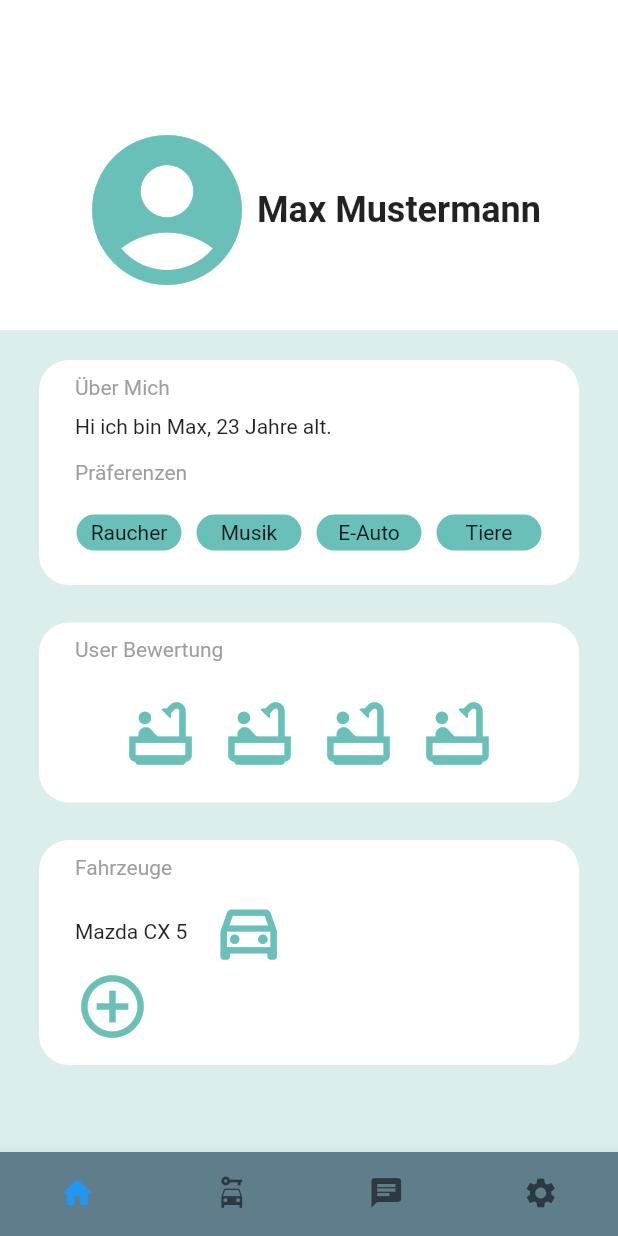
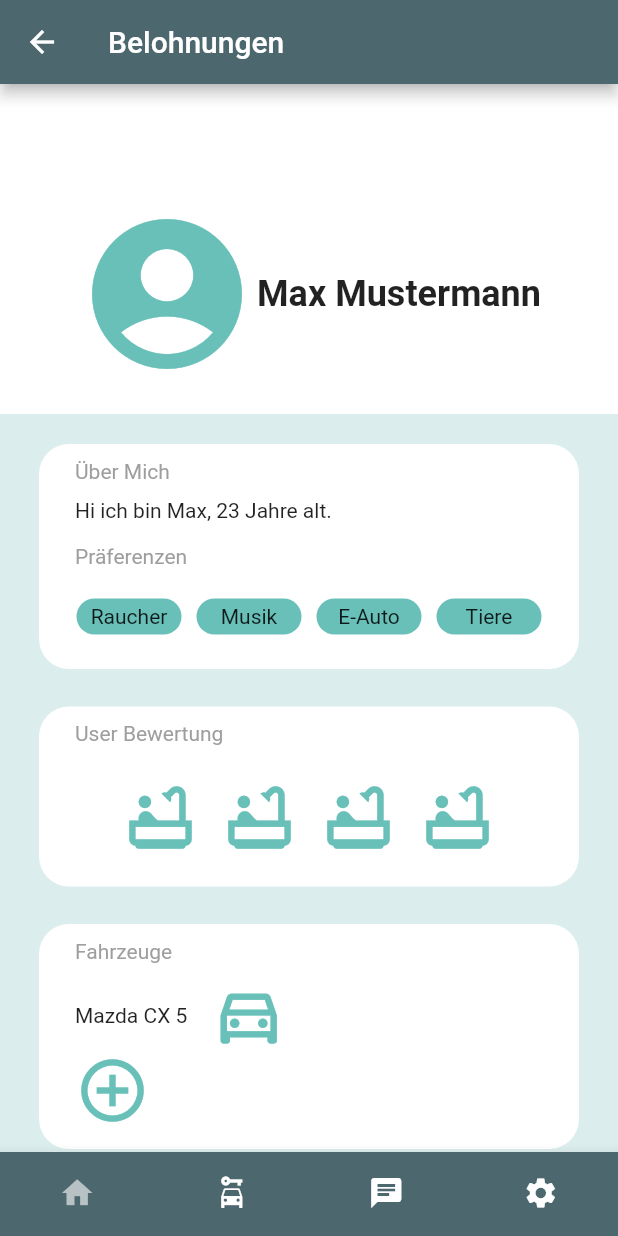
Before and after one commit to MaechtigerMetzger/UniGo, a Flutter app: the screen it shows after launch, after a tap on "Profil", on a phone screen of 412 x 824 dp. Run offline on Flutter 3.47's test engine with Material 2 defaults, Android fonts, the phone set to English and light mode, and no system bars; our stand-ins replace flutter_form_builder, flutter_svg, form_builder_validators, get, google_fonts; missing offline and left inert: open_street_map_search_and_pick; network calls fail.

Commit message:
added PunkteScreen to AuswahlScreen

```diff
--- a/lib/screens/auswahl_screen.dart
+++ b/lib/screens/auswahl_screen.dart
@@ -4,6 +4,7 @@ import 'package:unigo_prototyp/screens/fahrten/fahrt_hinzufuegen_screen.dart';
 import 'package:unigo_prototyp/screens/home_screen.dart';
 import 'package:unigo_prototyp/screens/login_screen.dart';
 import 'package:unigo_prototyp/screens/profil/profile_screen.dart';
+import 'package:unigo_prototyp/screens/punkte_screen.dart';
 import 'package:unigo_prototyp/screens/registrieren_screen.dart';
 import 'package:unigo_prototyp/screens/service_screens/list_nutzer_screen.dart';
 import 'package:unigo_prototyp/screens/settings_screen.dart';
@@ -58,6 +59,8 @@ class AuswahlScreen extends StatelessWidget {
           _buildRouteButton(context, "Authentifizierung", AuthentifizierungScreen()),
           _spacer(),
           _buildRouteButton(context, "Datenschutz",DatenschutzScreen()),
+          _spacer(),
+          _buildRouteButton(context, "Punkte",PunkteScreen()),
         ],
       ),
     ));
--- a/lib/screens/profil/profile_screen.dart
+++ b/lib/screens/profil/profile_screen.dart
@@ -6,12 +6,28 @@ class ProfileScreen extends StatelessWidget {
   @override
   Widget build(BuildContext context) {
     return Scaffold(
+
+      appBar: AppBar(
+        iconTheme: const IconThemeData(
+          color: Color.fromARGB(255, 255, 255, 255),
+        ),
+        backgroundColor: const Color.fromARGB(255, 77, 103, 111),
+        title: const Text("Belohnungen",
+          style: TextStyle(color: Colors.white),
+        ),
+      ),
+
+
       bottomNavigationBar: BottomNavigationBar(
         type: BottomNavigationBarType.fixed,
+        unselectedIconTheme: IconThemeData(
+          color: Colors.white,),
+        selectedIconTheme: IconThemeData(
+            color: Colors.white60),
         showUnselectedLabels: false,
         showSelectedLabels: false,
-        backgroundColor: Colors.blueGrey,
-        items: [
+        backgroundColor: const Color.fromARGB(255, 77, 103, 111),
+        items: const [
           BottomNavigationBarItem(
             icon: Icon(Icons.home),
             label: "",
@@ -30,6 +46,10 @@ class ProfileScreen extends StatelessWidget {
           ),
         ],
       ),
+
+
+
+
       backgroundColor: Color.fromARGB(255, 219, 237, 236),
       body: SingleChildScrollView(
         child: Column(
```
